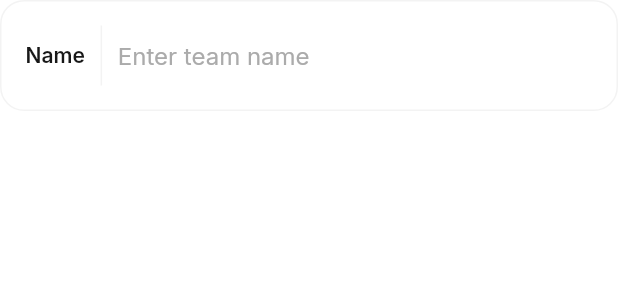
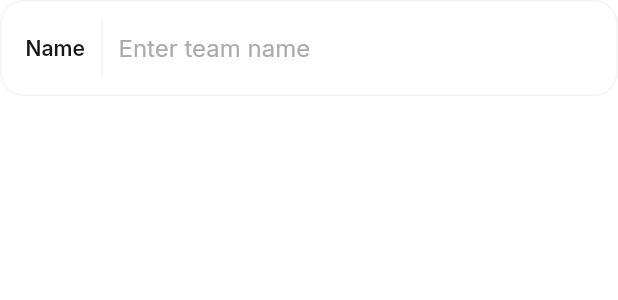
Before and after one commit to luisburgos/flowin_design, a Flutter app: the FDTextField widget shown alone on an empty page, opened directly, on a phone screen of 412 x 824 dp. Shown: the top 300 px of the screen. Run offline on Flutter 3.47's test engine with Material 3 defaults, Android fonts, the phone set to English and light mode, and no system bars; our stand-ins replace bloc, equatable, figma_squircle, flutter_bloc, flutter_svg, go_router and 3 more; missing offline and left inert: ios_color_picker.

Commit message:
refactor: add input fields size constraints (#15)
* refactor: input field component

* refactor: text field component

```diff
--- a/lib/src/components/components.dart
+++ b/lib/src/components/components.dart
@@ -16,6 +16,7 @@ export 'color_picker/fd_color_radial_button.dart';
 export 'dividers/fd_divider.dart';
 export 'input_fields/fd_color_picker_field.dart';
 export 'input_fields/fd_input_field.dart';
+export 'input_fields/fd_input_field_constants.dart';
 export 'input_fields/fd_text_field.dart';
 export 'tabs/fd_tab_item.dart';
 export 'tabs/fd_tabs.dart';
--- a/lib/src/components/input_fields/fd_input_field.dart
+++ b/lib/src/components/input_fields/fd_input_field.dart
@@ -7,6 +7,7 @@ class FDInputField extends StatelessWidget {
   const FDInputField({
     required this.label,
     required this.child,
+    this.labelWidth = fdInputFieldLabelWidth,
     super.key,
   });
 
@@ -15,6 +16,9 @@ class FDInputField extends StatelessWidget {
 
   /// @no-doc
   final Widget child;
+
+  /// @no-doc
+  final double labelWidth;
 
   @override
   Widget build(BuildContext context) {
@@ -26,27 +30,33 @@ class FDInputField extends StatelessWidget {
     final labelTextStyle = textTheme.labelMedium?.copyWith(
       color: colorScheme.onSurface,
     );
-    const minHeight = FlowinDesignSpace.space1000;
 
     return FDCard(
-      borderRadius: const FDCardBorderRadius.all(FlowinDesignRadius.radius400),
+      borderRadius: const FDCardBorderRadius.all(
+        FlowinDesignRadius.radius400,
+      ),
+      size: const Size.fromHeight(fdInputFieldMinHeight),
       backgroundColor: Colors.transparent,
       borderSide: BorderSide(color: borderColor),
       padding: const EdgeInsets.symmetric(
         vertical: FlowinDesignSpace.space300,
         horizontal: FlowinDesignSpace.space400,
       ),
-      child: ConstrainedBox(
-        constraints: const BoxConstraints(minHeight: minHeight),
+      child: SizedBox(
+        height: fdInputFieldContentMaxHeight,
         child: Row(
           spacing: FlowinDesignSpace.space250,
           mainAxisAlignment: MainAxisAlignment.center,
           children: [
-            Text(label, style: labelTextStyle),
             SizedBox(
-              height: minHeight,
-              child: FDVerticalDivider(color: borderColor),
+              width: labelWidth,
+              child: Text(
+                label,
+                style: labelTextStyle,
+                overflow: TextOverflow.ellipsis,
+              ),
             ),
+            FDVerticalDivider(color: borderColor),
             Expanded(
               child: child,
             ),
--- /dev/null
+++ b/lib/src/components/input_fields/fd_input_field_constants.dart
@@ -0,0 +1,13 @@
+import 'package:flowin_design/flowin_design.dart';
+
+/// @no-doc
+const double fdInputFieldMinHeight = FlowinDesignSpace.space1600;
+
+/// @no-doc
+const double fdInputFieldLabelWidth = FlowinDesignSpace.space1000;
+
+/// @no-doc
+const double fdInputFieldContentMaxHeight = FlowinDesignSpace.space1000;
+
+/// @no-doc
+const fdTextFieldMaxLines = 1;
--- a/lib/src/components/input_fields/fd_text_field.dart
+++ b/lib/src/components/input_fields/fd_text_field.dart
@@ -1,4 +1,4 @@
-import 'package:flowin_design/src/components/input_fields/fd_input_field.dart';
+import 'package:flowin_design/src/components/components.dart';
 import 'package:flutter/material.dart';
 import 'package:flutter/services.dart';
 
@@ -13,6 +13,7 @@ class FDTextField extends StatelessWidget {
     this.autofocus = false,
     this.hintText,
     this.inputFormatters,
+    this.maxLines = fdTextFieldMaxLines,
     super.key,
   });
 
@@ -35,6 +36,9 @@ class FDTextField extends StatelessWidget {
   final String? hintText;
 
   /// @no-doc
+  final int maxLines;
+
+  /// @no-doc
   final List<TextInputFormatter>? inputFormatters;
 
   @override
@@ -50,15 +54,16 @@ class FDTextField extends StatelessWidget {
       key: Key('fd-text-field-$id'),
       label: label,
       child: TextFormField(
+        initialValue: initialValue,
+        onChanged: onChanged,
         autofocus: autofocus,
+        maxLines: maxLines,
         inputFormatters: inputFormatters,
-        decoration: InputDecoration(
+        decoration: InputDecoration.collapsed(
           hintText: hintText,
-          border: InputBorder.none,
           hintStyle: hintTextStyle,
+          fillColor: Colors.blueAccent.shade100,
         ),
-        onChanged: onChanged,
-        initialValue: initialValue,
       ),
     );
   }
```
Also changed, not shown: example/lib/modules/components/input_fields.dart (+55 -9 lines).
